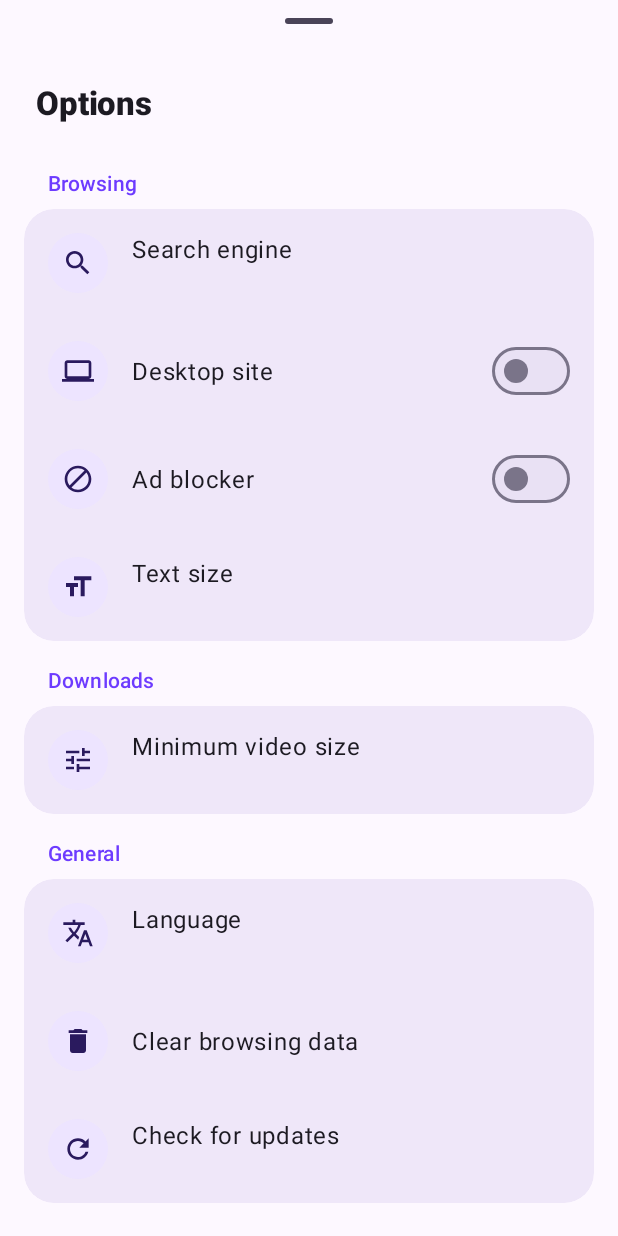
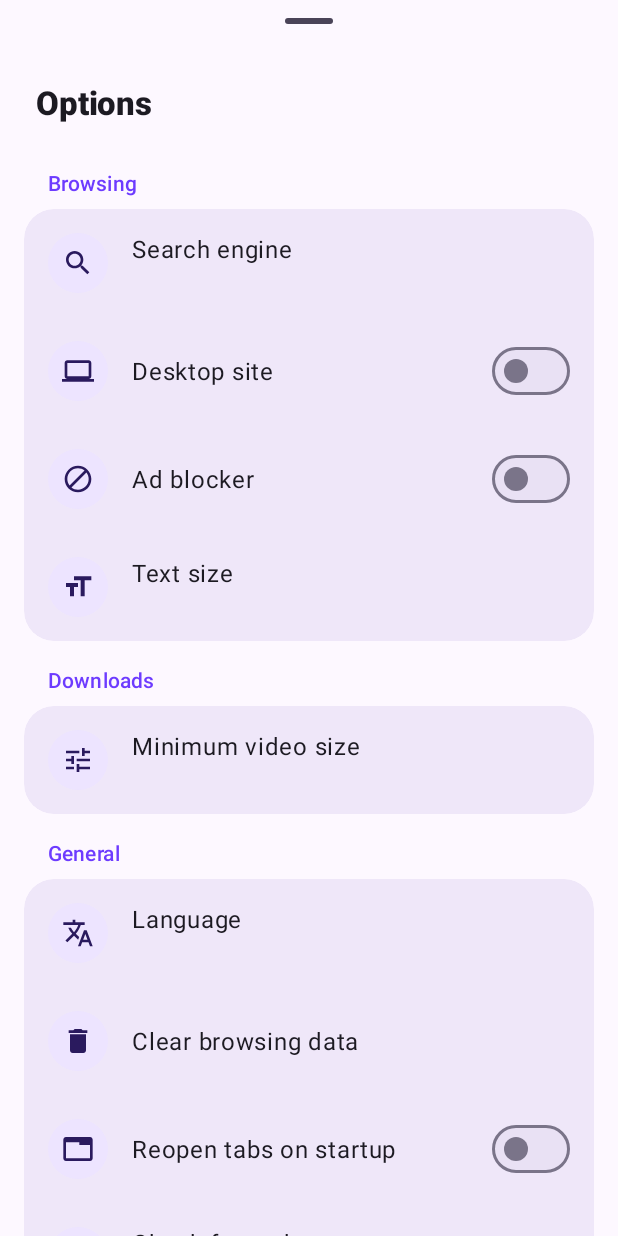
Before and after one commit to Ttggg5/VideoDownloader, an Android app: the layout sheet_options.xml on its own in the app's theme, with its tools: preview values and no code run, on a phone screen of 412 x 824 dp. Run offline under Robolectric (Android 15) with nearby library versions, the phone set to English and light mode, and no system bars.

Commit message:
Reopen last session's tabs at startup
The open tabs (URL, title and, for later, group) are saved whenever the
app goes to the background and rebuilt on the next launch. Only the
selected tab loads straight away; the others load the first time you
open them, so startup stays fast with many tabs. Blank start-page tabs
aren't saved, and a link shared from another app opens in a new tab on
top of the restored ones. Options > General has a "Reopen tabs on
startup" switch (on by default).

Co-Authored-By: Claude Opus 5.5 <noreply@anthropic.com>
Claude-Session: https://claude.ai/code/session_01HZxmaQDnPgJKpS8h6QaBJj

```diff
--- a/app/src/main/java/com/vdbrowser/app/Tab.kt
+++ b/app/src/main/java/com/vdbrowser/app/Tab.kt
@@ -14,6 +14,9 @@ class Tab(val webView: WebView) {
     var preview: android.graphics.Bitmap? = null
     /** True for a fresh "New tab" until it loads its first page. */
     var showingStart: Boolean = false
+    /** Restored from the last session but not loaded until the tab is first shown. */
+    var pendingUrl: String? = null
+    var groupId: String? = null
     /** Last finger-down position on the page, in view pixels. */
     var lastTouchX: Float = 0f
     var lastTouchY: Float = 0f
--- a/app/src/main/res/layout/sheet_options.xml
+++ b/app/src/main/res/layout/sheet_options.xml
@@ -151,6 +151,25 @@
             </LinearLayout>
 
             <LinearLayout
+                android:id="@+id/optRestore"
+                style="@style/OptionRow">
+
+                <ImageView style="@style/OptionIcon" android:src="@drawable/ic_tab" />
+
+                <LinearLayout style="@style/OptionText">
+
+                    <TextView style="@style/OptionLabel" android:text="@string/opt_restore_tabs" />
+                </LinearLayout>
+
+                <com.google.android.material.materialswitch.MaterialSwitch
+                    android:id="@+id/optRestoreSwitch"
+                    android:layout_width="wrap_content"
+                    android:layout_height="wrap_content"
+                    android:clickable="false"
+                    android:focusable="false" />
+            </LinearLayout>
+
+            <LinearLayout
                 android:id="@+id/optUpdates"
                 style="@style/OptionRow">
 
--- a/app/src/main/res/values/strings.xml
+++ b/app/src/main/res/values/strings.xml
@@ -88,4 +88,5 @@
     <string name="find_next">Next match</string>
     <string name="text_size">Text size</string>
     <string name="text_size_preview">The quick brown fox jumps over the lazy dog.</string>
+    <string name="opt_restore_tabs">Reopen tabs on startup</string>
 </resources>
```
Also changed, not shown: app/src/main/java/com/vdbrowser/app/MainActivity.kt (+52 -2 lines), app/src/main/java/com/vdbrowser/app/Session.kt (added, +42 -0 lines), 2 other files.
